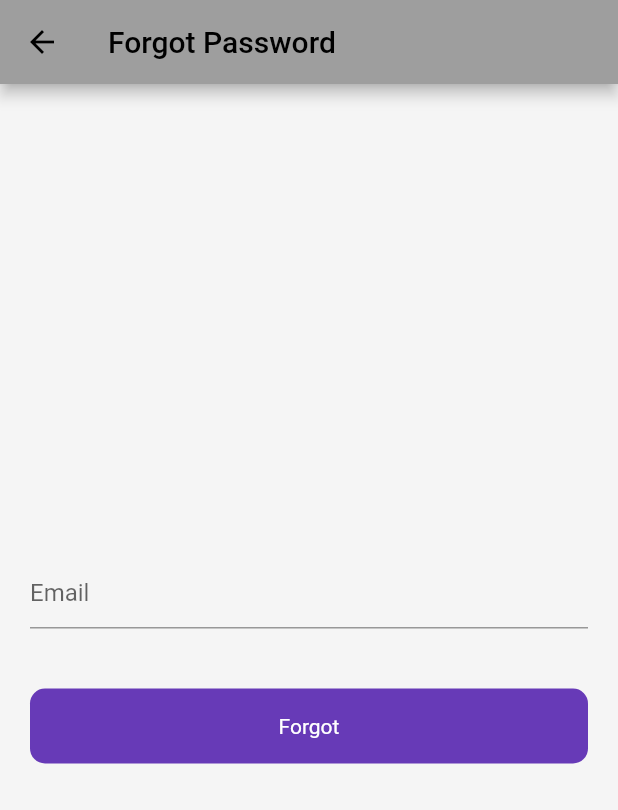
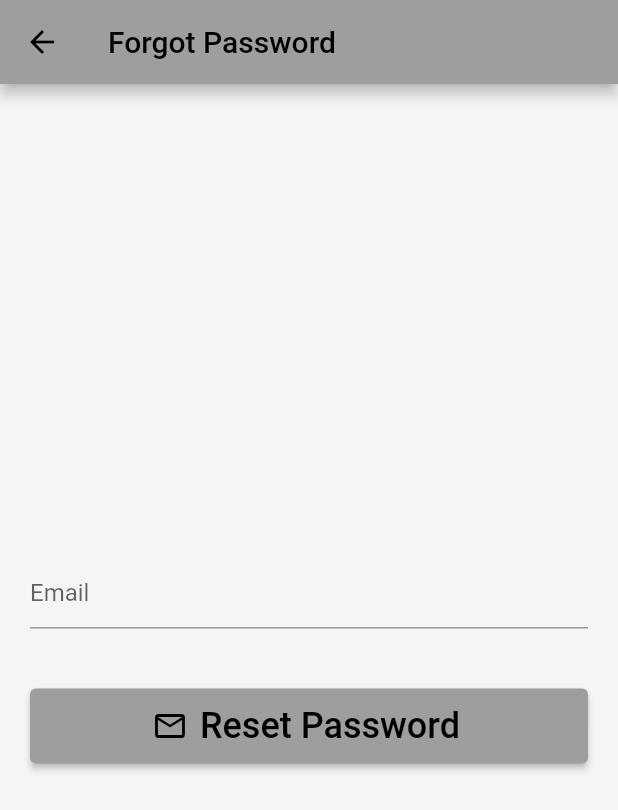
Before and after one commit to Duethyem02/Activity, a Flutter app: the ForgotPasswordScreen screen opened directly, on a phone screen of 412 x 824 dp. Shown: the top 810 px of the screen. Run offline on Flutter 3.47's test engine with Material 2 defaults, Android fonts, the phone set to English and light mode, and no system bars; our stand-ins replace cloud_firestore, dio, email_validator, file_picker, firebase_auth, firebase_core and 5 more; missing offline and left inert: advance_pdf_viewer; accounts and stored records are empty.

Commit message:
Update forgot_password.dart

```diff
--- a/lib/forgot_password.dart
+++ b/lib/forgot_password.dart
@@ -2,20 +2,26 @@ import 'package:firebase_auth/firebase_auth.dart';
 import 'package:flutter/material.dart';
 import 'package:activity_point_monitoring_project/utils/utils.dart';
 import 'package:activity_point_monitoring_project/widgets/round_button.dart';
+import 'package:email_validator/email_validator.dart';
 
 
 class ForgotPasswordScreen extends StatefulWidget {
-  const ForgotPasswordScreen({Key? key}) : super(key: key);
+   ForgotPasswordScreen({Key? key}) : super(key: key);
 
   @override
   State<ForgotPasswordScreen> createState() => _ForgotPasswordScreenState();
 }
 
 class _ForgotPasswordScreenState extends State<ForgotPasswordScreen> {
-
+  final formKey = GlobalKey<FormState>();
   final emailController =TextEditingController();
   final auth = FirebaseAuth.instance ;
 
+  @override
+  void dispose() {
+    emailController.dispose();
+    super.dispose();
+  }
   @override
   Widget build(BuildContext context) {
     return Scaffold(
@@ -31,21 +37,49 @@ class _ForgotPasswordScreenState extends State<ForgotPasswordScreen> {
 
             TextFormField(
               controller: emailController,
+              textInputAction: TextInputAction.done,
               decoration: InputDecoration(
                   hintText: 'Email'
               ),
+              autovalidateMode: AutovalidateMode.onUserInteraction,
+              validator: (email) =>
+                  email != null && !EmailValidator.validate(email)
+                      ? 'Enter a valid email'
+                      : null,
             ),
             SizedBox(height: 40,),
-            RoundButton(title: 'Forgot', onTap: (){
-              auth.sendPasswordResetEmail(email: emailController.text.toString()).then((value){
-                Utils().toastMessage('We have sent you email to recover password, please check email');
-              }).onError((error, stackTrace){
-                Utils().toastMessage(error.toString());
-              });
-            })
+            ElevatedButton.icon(style: ElevatedButton.styleFrom(minimumSize: Size.fromHeight(50),),
+                icon: Icon(Icons.email_outlined),
+                label: Text('Reset Password', style: TextStyle(fontSize: 24),),
+                onPressed: resetPassword, )
+            // RoundButton(title: 'Reset Password', onTap: (){
+            //   final emailAddress = 'aabdi79011@gmail.com';
+            //   auth
+            //       .sendPasswordResetEmail(email: emailAddress)
+            //       .then((value) {
+            //   // auth.sendPasswordResetEmail(email: emailController.text.toString()).then((value){
+            //     Utils().toastMessage('We have sent you email to recover password, please check email');
+            //   }).onError((error, stackTrace){
+            //     Utils().toastMessage(error.toString());
+            //   });
+            // })
           ],
         ),
       ),
     );
   }
+  Future resetPassword() async{
+    showDialog(context: context,barrierDismissible: false, builder: (context) => Center(child: CircularProgressIndicator(),));
+
+    try{
+    await FirebaseAuth.instance
+        .sendPasswordResetEmail(email: emailController.text.trim());
+    Utils().toastMessage('We have sent you email to recover password, please check email');
+    Navigator.of(context).popUntil((route) => route.isFirst);
+  } on FirebaseAuthException catch (e) {
+      print(e);
+      Utils().toastMessage('User not found');
+      Navigator.of(context).pop();
+    }
 }
+}
```
